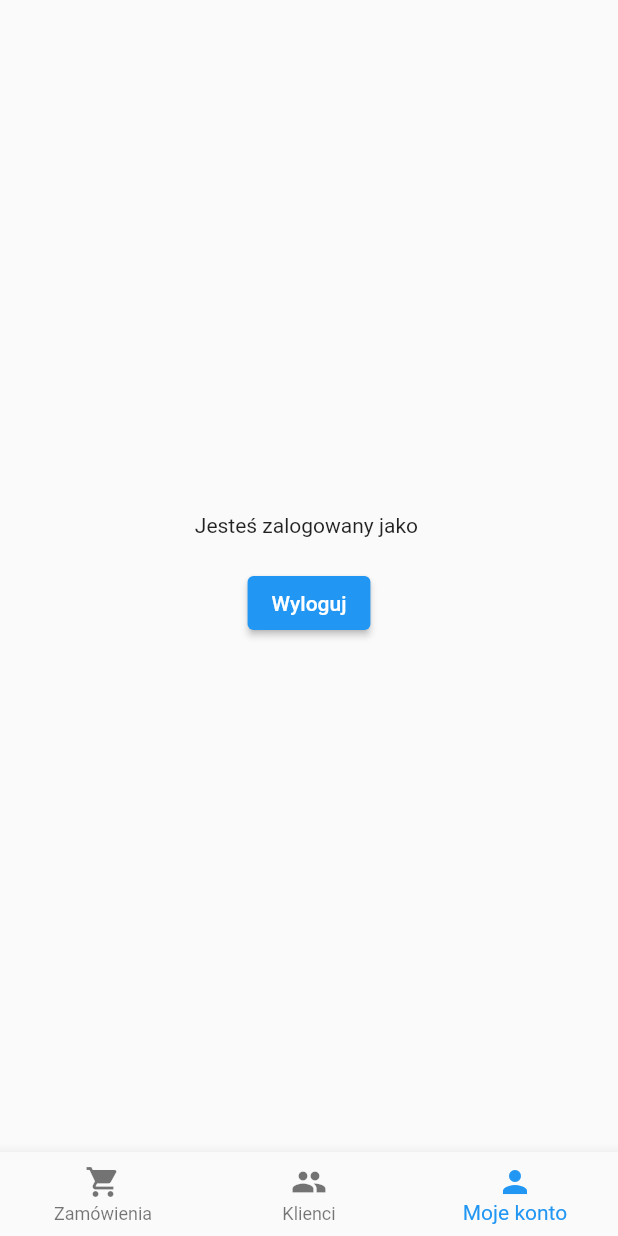
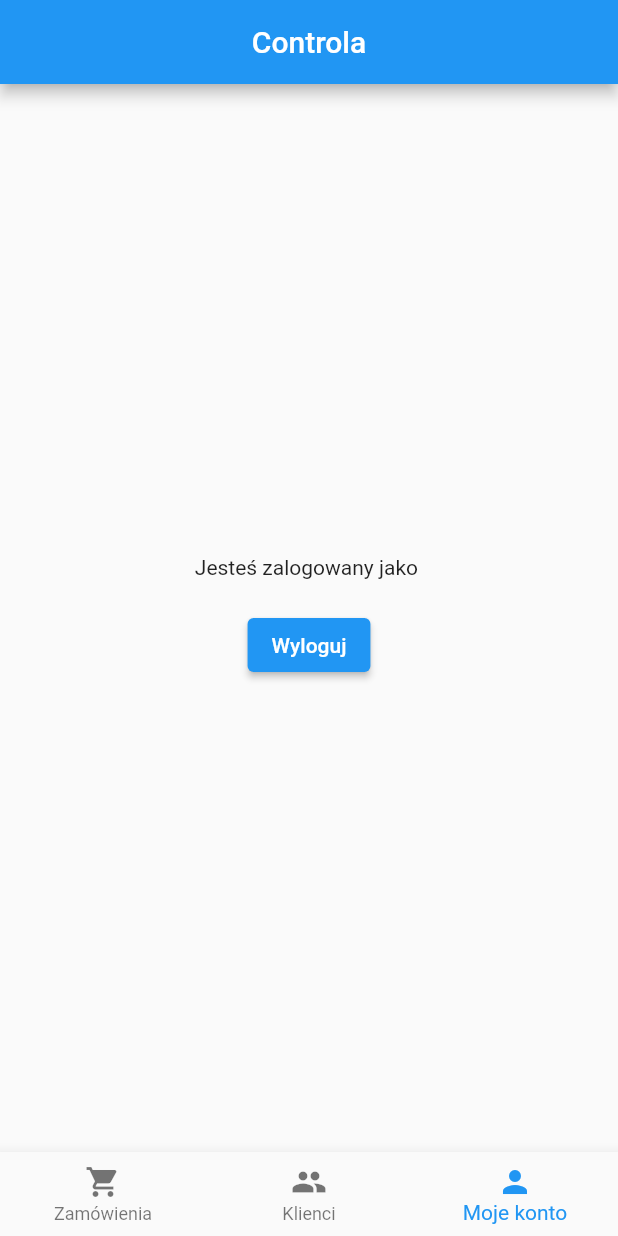
Before and after one commit to kamilgadek/controla, a Flutter app: the screen it shows once a user with an empty profile is signed in, item 3 of the bottom bar chosen, after a tap on "Wyloguj", on a phone screen of 412 x 824 dp. Run offline on Flutter 3.47's test engine with Material 2 defaults, Android fonts, the light colour scheme and no system bars; our stand-ins replace cloud_firestore, firebase_auth, firebase_core; accounts and stored records are empty.

Commit message:
Install cloudfirestore

```diff
--- /dev/null
+++ b/lib/app/home/contrahents/contrahents_page_content.dart
@@ -0,0 +1,43 @@
+import 'package:cloud_firestore/cloud_firestore.dart';
+import 'package:flutter/material.dart';
+
+class ContrahentsPageContent extends StatelessWidget {
+  const ContrahentsPageContent({
+    super.key,
+  });
+
+  @override
+  Widget build(BuildContext context) {
+    return StreamBuilder<QuerySnapshot<Map<String, dynamic>>>(
+        stream:
+            FirebaseFirestore.instance.collection("contrahents").snapshots(),
+        builder: (context, snapshot) {
+          if (snapshot.hasError) {
+            return const Center(child: Text('Something went wrong'));
+          }
+          if (snapshot.connectionState == ConnectionState.waiting) {
+            return const Center(child: Text('Loading'));
+          }
+
+          final documents = snapshot.data!.docs;
+
+          return ListView(
+            children: [
+              for (final document in documents) ...[
+                Padding(
+                  padding: const EdgeInsets.all(20.0),
+                  child: Row(
+                    mainAxisAlignment: MainAxisAlignment.spaceBetween,
+                    children: [
+                      Text(document['name']),
+                      Text(document['material']),
+                      Text(document['value'].toString()),
+                    ],
+                  ),
+                ),
+              ],
+            ],
+          );
+        });
+  }
+}
--- a/lib/app/login/home_page.dart
+++ b/lib/app/home/home_page.dart
@@ -1,3 +1,6 @@
+import 'package:controla/app/home/contrahents/contrahents_page_content.dart';
+import 'package:controla/app/home/my_account/my_accout_page_content.dart';
+import 'package:controla/app/home/value/value_page_conent.dart';
 import 'package:firebase_auth/firebase_auth.dart';
 import 'package:flutter/material.dart';
 
@@ -19,32 +22,17 @@ class _HomePageState extends State<HomePage> {
   @override
   Widget build(BuildContext context) {
     return Scaffold(
+      appBar: AppBar(
+        title: const Center(child: Text('Controla')),
+      ),
       body: Builder(builder: (context) {
         if (currentIndex == 0) {
-          return const Center(
-            child: Text('Jeden'),
-          );
+          return const ContrahentsPageContent();
         }
         if (currentIndex == 1) {
-          return const Center(
-            child: Text('Dwa'),
-          );
+          return const ValuePageContent();
         }
-        return Column(
-          mainAxisAlignment: MainAxisAlignment.center,
-          children: [
-            Center(
-              child: Text('Jesteś zalogowany jako ${widget.user.email}'),
-            ),
-            const SizedBox(height: 20),
-            ElevatedButton(
-              onPressed: () {
-                FirebaseAuth.instance.signOut();
-              },
-              child: const Text('Wyloguj'),
-            ),
-          ],
-        );
+        return MyAccountPageContent(email: widget.user.email);
       }),
       bottomNavigationBar: BottomNavigationBar(
         currentIndex: currentIndex,
@@ -58,12 +46,9 @@ class _HomePageState extends State<HomePage> {
             icon: Icon(Icons.shopping_cart),
             label: 'Zamówienia',
           ),
+          BottomNavigationBarItem(icon: Icon(Icons.people), label: 'Klienci'),
           BottomNavigationBarItem(
-              icon: Icon(Icons.people),
-              label: 'Klienci'),
-          BottomNavigationBarItem(
-              icon: Icon(Icons.person),
-              label: 'Moje konto'),
+              icon: Icon(Icons.person), label: 'Moje konto'),
         ],
       ),
     );
--- /dev/null
+++ b/lib/app/home/my_account/my_accout_page_content.dart
@@ -0,0 +1,32 @@
+import 'package:firebase_auth/firebase_auth.dart';
+import 'package:flutter/material.dart';
+
+class MyAccountPageContent extends StatelessWidget {
+  const MyAccountPageContent({
+    super.key,
+    required this.email,
+  });
+
+  final String? email;
+
+  @override
+  Widget build(BuildContext context) {
+    return Center(
+      child: Column(
+        mainAxisAlignment: MainAxisAlignment.center,
+        children: [
+          Center(
+            child: Text('Jesteś zalogowany jako $email'),
+          ),
+          const SizedBox(height: 20),
+          ElevatedButton(
+            onPressed: () {
+              FirebaseAuth.instance.signOut();
+            },
+            child: const Text('Wyloguj'),
+          ),
+        ],
+      ),
+    );
+  }
+}
--- /dev/null
+++ b/lib/app/home/value/value_page_conent.dart
@@ -0,0 +1,14 @@
+import 'package:flutter/material.dart';
+
+class ValuePageContent extends StatelessWidget {
+  const ValuePageContent({
+    super.key,
+  });
+
+  @override
+  Widget build(BuildContext context) {
+    return const Center(
+      child: Text('Dwa'),
+    );
+  }
+}
--- a/lib/main.dart
+++ b/lib/main.dart
@@ -1,4 +1,4 @@
-import 'package:controla/app/login/home_page.dart';
+import 'package:controla/app/home/home_page.dart';
 import 'package:controla/app/login/login_page.dart';
 import 'package:firebase_auth/firebase_auth.dart';
 import 'package:flutter/material.dart';
--- a/pubspec.yaml
+++ b/pubspec.yaml
@@ -37,6 +37,7 @@ dependencies:
   cupertino_icons: ^1.0.2
   firebase_core: ^2.15.1
   firebase_auth: ^4.9.0
+  cloud_firestore: ^4.9.1
 
 dev_dependencies:
   flutter_test:
```
Also changed, not shown: pubspec.lock, 1 other file.
